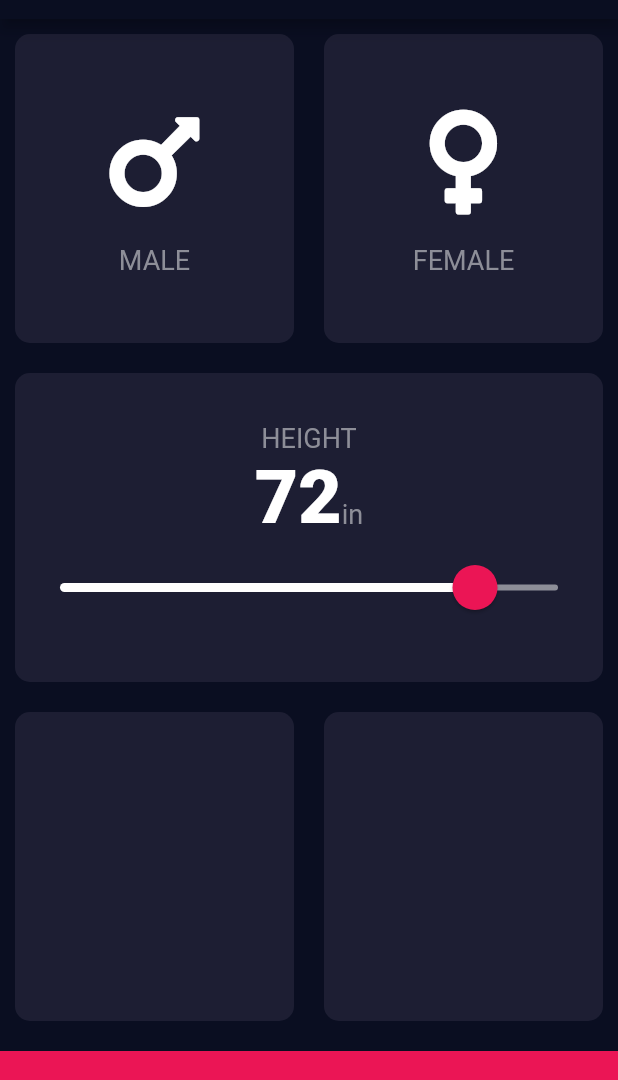
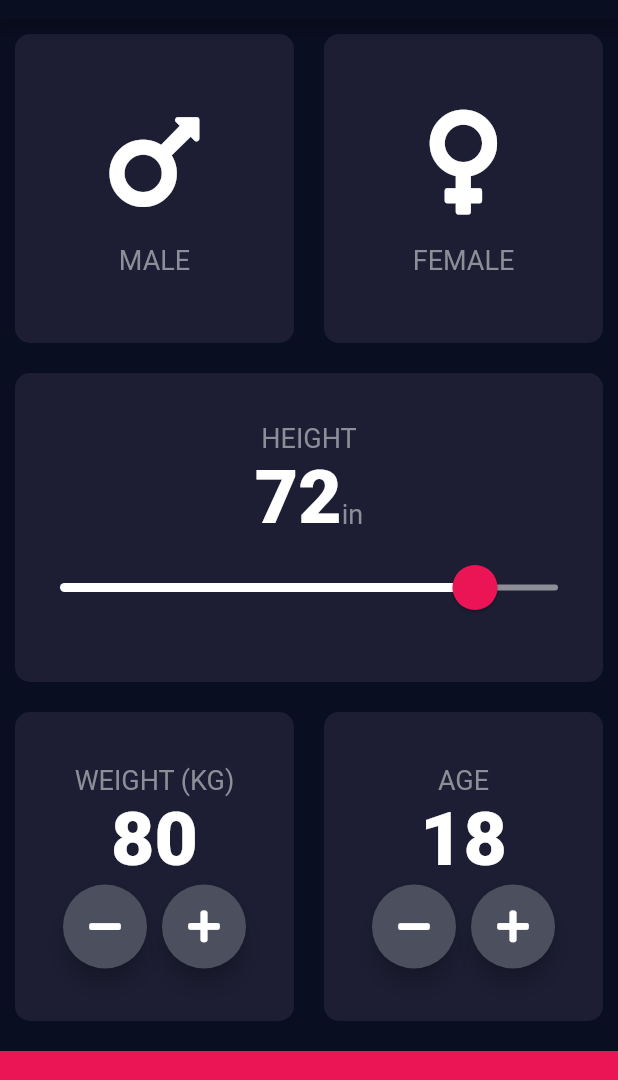
Before and after one commit to ahmed-mahraf/BMI-Calculator, a Flutter app: the screen it shows after launch, on a phone screen of 412 x 824 dp, the part 65-1145 px from its top. Run offline on Flutter 3.47's test engine with Material 2 defaults, Android fonts, the phone set to English and light mode, and no system bars; our stand-ins replace font_awesome_flutter.

```diff
--- a/lib/input_page.dart
+++ b/lib/input_page.dart
@@ -16,6 +16,8 @@ class InputPage extends StatefulWidget {
 class _InputPageState extends State<InputPage> {
   Gender? selectedGender;
   int height = 72;
+  int weight = 80;
+  int age = 18;
 
   @override
   Widget build(BuildContext context) {
@@ -122,14 +124,86 @@ class _InputPageState extends State<InputPage> {
                   child: ReusableCard(
                     onPress: () {},
                     colour: kInactiveCardColor,
-                    cardChild: Column(),
+                    cardChild: Column(
+                      mainAxisAlignment: MainAxisAlignment.center,
+                      children: <Widget>[
+                        Text(
+                          'WEIGHT (KG)',
+                          style: kLabelTextStyle,
+                        ),
+                        Text(
+                          weight.toString(),
+                          style: kNumberTextStyle,
+                        ),
+                        Row(
+                          mainAxisAlignment: MainAxisAlignment.center,
+                          children: <Widget>[
+                            RoundIconButton(
+                              icon: FontAwesomeIcons.minus,
+                              onPressed: () {
+                                setState(() {
+                                  weight--;
+                                });
+                              },
+                            ),
+                            SizedBox(
+                              width: 10.0,
+                            ),
+                            RoundIconButton(
+                              icon: FontAwesomeIcons.plus,
+                              onPressed: () {
+                                setState(() {
+                                  weight++;
+                                });
+                              },
+                            ),
+                          ],
+                        ),
+                      ],
+                    ),
                   ),
                 ),
                 Expanded(
                   child: ReusableCard(
                     onPress: () {},
                     colour: kInactiveCardColor,
-                    cardChild: Column(),
+                    cardChild: Column(
+                      mainAxisAlignment: MainAxisAlignment.center,
+                      children: <Widget>[
+                        Text(
+                          'AGE',
+                          style: kLabelTextStyle,
+                        ),
+                        Text(
+                          age.toString(),
+                          style: kNumberTextStyle,
+                        ),
+                        Row(
+                          mainAxisAlignment: MainAxisAlignment.center,
+                          children: <Widget>[
+                            RoundIconButton(
+                              icon: FontAwesomeIcons.minus,
+                              onPressed: () {
+                                setState(() {
+                                  age--;
+                                });
+                              },
+                            ),
+                            SizedBox(
+                              width: 10.0,
+                            ),
+                            RoundIconButton(
+                              icon: FontAwesomeIcons.plus,
+                              onPressed: () {
+                                setState(() {
+                                  age++;
+                                });
+                              },
+                            ),
+                          ],
+                        ),
+                      ],
+                    ),
                   ),
                 ),
               ],
@@ -146,3 +220,25 @@ class _InputPageState extends State<InputPage> {
     );
   }
 }
+
+class RoundIconButton extends StatelessWidget {
+  RoundIconButton({required this.icon, required this.onPressed});
+
+  final IconData icon;
+  final Function()? onPressed;
+
+  @override
+  Widget build(BuildContext context) {
+    return RawMaterialButton(
+      child: Icon(icon),
+      onPressed: onPressed,
+      elevation: 6.0,
+      constraints: BoxConstraints.tightFor(
+        width: 56.0,
+        height: 56.0,
+      ),
+      shape: CircleBorder(),
+      fillColor: Color(0xFF4C4F5E),
+    );
+  }
+}
```
